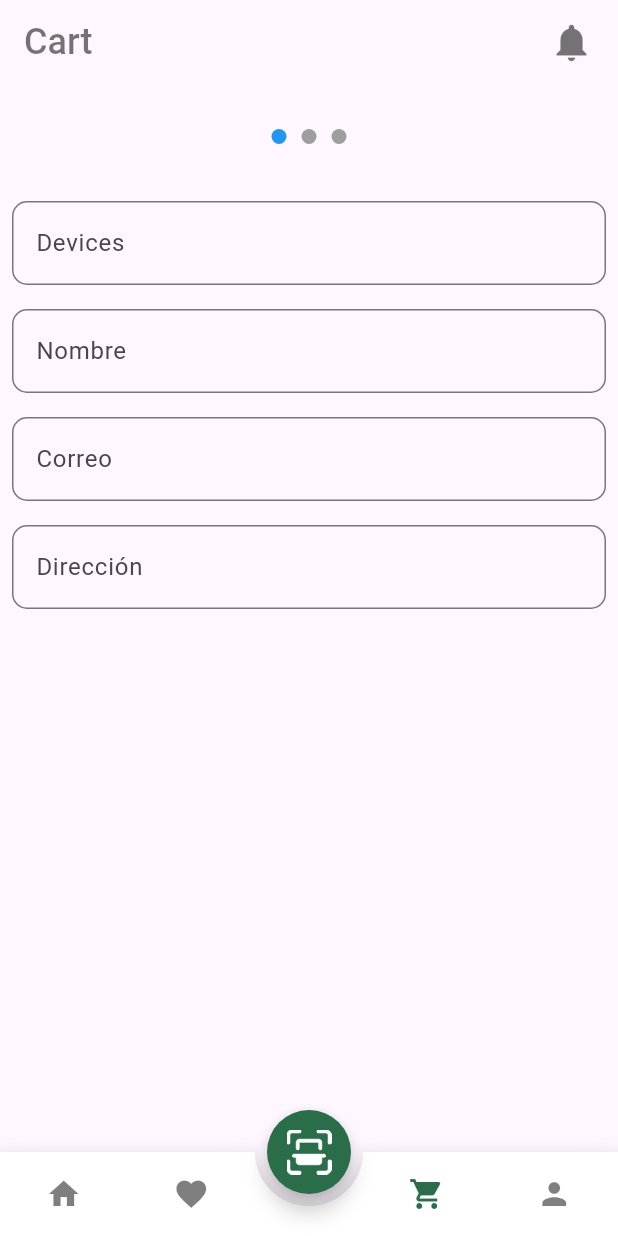
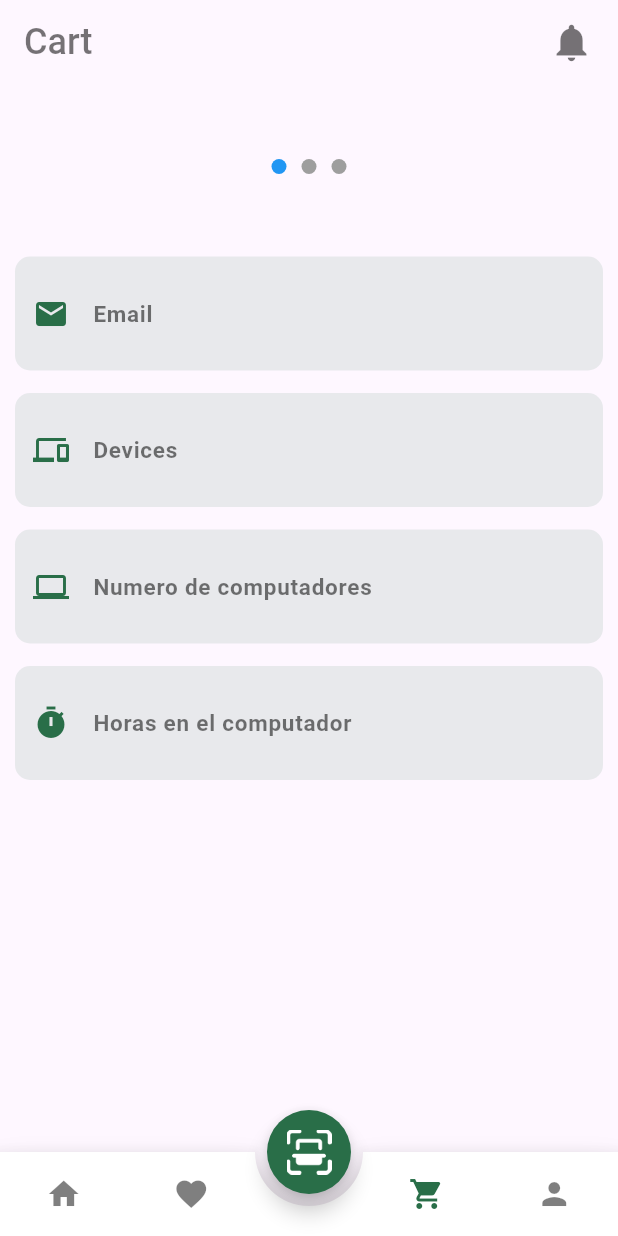
Before and after one commit to Hamle15/SoftwareEnergyApp, a Flutter app: the screen it shows after launch, item 3 of the bottom bar chosen, on a phone screen of 412 x 824 dp. Run offline on Flutter 3.47's test engine with Material 3 defaults, Android fonts, the phone set to English and light mode, and no system bars; our stand-ins replace page_transition.

```diff
--- /dev/null
+++ b/lib/models/form.dart
@@ -0,0 +1,29 @@
+class FormModel {
+  String emailUser = "";
+  String allDevicesNum1 = "";
+  String deskCompNum2 = "";
+  String hoursPerDayDeskComp3 = "";
+  String avgYearsUsageDekComp4 = "";
+  String numberServers5 = "";
+  String avgHoursPerDayUsageServ6 = "";
+  String avgYearsUsageServ7 = "";
+  String numberLaptops8 = "";
+  String avgHoursPerDayUsageLaptop9 = "";
+  String avgYearsUsageLaptop10 = "";
+  String energyConsumedByBranchW11 = "";
+
+  FormModel.fromJson(Map<String, dynamic> json) {
+    emailUser = json["emailUser"] ?? "";
+    allDevicesNum1 = json["allDevicesNum1"] ?? "";
+    deskCompNum2 = json["deskCompNum2"] ?? "";
+    hoursPerDayDeskComp3 = json["hoursPerDayDeskComp3"] ?? "";
+    avgYearsUsageDekComp4 = json["avgYearsUsageDekComp4"] ?? "";
+    numberServers5 = json["numberServers5"] ?? "";
+    avgHoursPerDayUsageServ6 = json["avgHoursPerDayUsageServ6"] ?? "";
+    avgYearsUsageServ7 = json["avgYearsUsageServ7"] ?? "";
+    numberLaptops8 = json["numberLaptops8"] ?? "";
+    avgHoursPerDayUsageLaptop9 = json["avgHoursPerDayUsageLaptop9"] ?? "";
+    avgYearsUsageLaptop10 = json["avgYearsUsageLaptop10"] ?? "";
+    energyConsumedByBranchW11 = json["energyConsumedByBranchW11"] ?? "";
+  }
+}
--- a/lib/ui/pages/cart_page.dart
+++ b/lib/ui/pages/cart_page.dart
@@ -1,8 +1,10 @@
 import 'package:flutter/cupertino.dart';
 import 'package:flutter/material.dart';
+import 'package:flutter/widgets.dart';
+import 'package:integrador/ApiServices/api_form.dart';
 import 'package:integrador/constants.dart';
+import 'package:integrador/models/form.dart';
 import 'package:integrador/ui/pages/widgets/text_field_custom.dart';
-
 
 class DynamicForm extends StatefulWidget {
   @override
@@ -10,27 +12,90 @@ class DynamicForm extends StatefulWidget {
 }
 
 class _DynamicFormState extends State<DynamicForm> {
-
-
   final GlobalKey<FormState> _formKey = GlobalKey<FormState>();
   final PageController _pageController = PageController();
-  List<TextEditingController> controllers = List.generate(4, (index) => TextEditingController());
+  List<TextEditingController> controllers =
+      List.generate(11, (index) => TextEditingController());
   int _currentPage = 0;
-  int _totalPages = 3;
+  final int _totalPages = 3;
 
-  @override
+  final List<IconData> icons = [
+    Icons.email,
+    Icons.devices,
+    Icons.computer,
+    Icons.timer,
+    Icons.history,
+    Icons.sensor_door_rounded,
+    Icons.av_timer,
+    Icons.laptop,
+    Icons.schedule,
+    Icons.update,
+    Icons.energy_savings_leaf,
+    Icons.sync
+  ];
+
+  void _submitForm() async {
+    if (_formKey.currentState!.validate()) {
+      int totalDevices = int.parse(controllers[1].text);
+      int deskCompNum2 = int.parse(controllers[2].text);
+      int numberServers5 = int.parse(controllers[5].text);
+      int numberLaptops8 = int.parse(controllers[8].text);
+
+      int totalSum = deskCompNum2 + numberServers5 + numberLaptops8;
+
+      if (totalSum != totalDevices) {
+        ScaffoldMessenger.of(context).showSnackBar(
+          SnackBar(content: Text('Error: los dispositivos no coinciden')),
+        );
+        return;
+      }
+      Map<String, dynamic> formDataJson = {
+        "emailUser": controllers[0].text,
+        "allDevicesNum1": controllers[1].text,
+        "deskCompNum2": controllers[2].text,
+        "hoursPerDayDeskComp3": controllers[3].text,
+        "avgYearsUsageDekComp4": controllers[4].text,
+        "numberServers5": controllers[5].text,
+        "avgHoursPerDayUsageServ6": controllers[6].text,
+        "avgYearsUsageServ7": controllers[7].text,
+        "numberLaptops8": controllers[8].text,
+        "avgHoursPerDayUsageLaptop9": controllers[9].text,
+        "avgYearsUsageLaptop10": controllers[10].text,
+        "energyConsumedByBranchW11": controllers[11].text
+      };
+
+      FormModel formData = FormModel.fromJson(formDataJson);
+      print(formDataJson);
+
+      await ApiService.sendData(formData).then((_) {
+        ScaffoldMessenger.of(context).showSnackBar(
+          SnackBar(content: Text('Datos enviados correctamente')),
+        );
+      }).catchError((error) {
+        ScaffoldMessenger.of(context).showSnackBar(
+          SnackBar(content: Text('Error al enviar los datos: $error')),
+        );
+      });
+    }
+  }
+
   Widget build(BuildContext context) {
     return Scaffold(
-        body: Center(
-          child: Column(
+      body:
+        Column(
           mainAxisAlignment: MainAxisAlignment.center,
           crossAxisAlignment: CrossAxisAlignment.stretch,
           children: [
-          Row(
+            Padding(
+              padding: const EdgeInsets.only(top: 20),
+              child: Row(
                 mainAxisAlignment: MainAxisAlignment.center,
                 children: List.generate(_totalPages, (index) => buildIndicator(index)),
               ),
+            ),
+            SizedBox(height: 10,),
             Expanded(
+              child: Center(
                 child: Form(
                   key: _formKey,
                   child: PageView.builder(
@@ -41,56 +106,75 @@ class _DynamicFormState extends State<DynamicForm> {
                         _currentPage = page;
                       });
                     }, itemBuilder: (BuildContext context, int index){
-                  return buildPage(index, const Icon(Icons.numbers, color: Colors.grey));
+                    return buildPage(index);
                   },
                   ),
                 ),
               ),
-
+            ),
 
           ],
         ),
-        ),
+
 
     );
   }
 
 
-  Widget buildPage(int pageIndex, Widget prefixIcon) {
-    // Verifica si estamos en la última página del formulario
+  Widget buildPage(int pageIndex) {
     bool isLastPage = pageIndex == (_totalPages - 1);
-    return ListView(
+
+    int startIndex = pageIndex * 4;
+    return  // Centra el contenido del ListView
+      ListView(
+
         children: [
           ...List.generate(
             4,
-              (index) => Padding(
-            padding: EdgeInsets.all(8.0),
+                (index) {
+              if (startIndex + index < controllers.length) {
+                return Padding(
+                  padding: EdgeInsets.only(top: 15,right: 10, left:10),
                     child: TextFormField(
-              controller: controllers[index],
+                      controller: controllers[startIndex + index],
                       decoration: InputDecoration(
-                labelText: getPageLabel(index),
-                hintText: getPageHint(index),
+                        labelText: getPageLabel(startIndex + index),
+                        hintText: getPageHint(startIndex + index),
+                        hintStyle: TextStyle(color: Colors.white),
+                        labelStyle: TextStyle(fontWeight: FontWeight.bold,
+                          fontSize: 15,
+                          color: Constants.blackColor,),
+                        prefixIcon: Icon(icons[startIndex + index], color: Constants.primaryColor,),
+                        filled: true,
+                        fillColor: Constants.primaryColor.withOpacity(.1),
                         border: OutlineInputBorder(
                           borderRadius: BorderRadius.circular(10.0),
+                          borderSide: BorderSide.none
+                        ),
+                        contentPadding: EdgeInsets.symmetric(vertical: 26.0, horizontal: 12.0),
+
                       ),
                     ),
+
+                );
+              } else {
+                return Container();
+              }
+            },
           ),
-          ),
-        ),
-        // Agrega el botón "Enviar" solo en la última página
           if (isLastPage)
             Padding(
               padding: const EdgeInsets.all(8.0),
               child: ElevatedButton(
-              onPressed: () {
-                _calculateTotalDevices;
-              },
+                onPressed: _submitForm,
                 child: Text('Enviar'),
               ),
             ),
         ],
+
     );
   }
+
 
   Widget buildIndicator(int index) {
     return Container(
@@ -101,16 +185,32 @@ class _DynamicFormState extends State<DynamicForm> {
         shape: BoxShape.circle,
         color: _currentPage == index ? Colors.blue : Colors.grey,
       ),
-
     );
   }
 
   String getPageHint(int index) {
     Map<int, List<String>> pageHints = {
-      0: ['Número de Teléfono', 'Nombre', 'Correo Electrónico', 'Dirección', 'Ocupación'],
-      1: ['Correo Electrónico', 'Dirección', 'Ocupación', 'Número de Teléfono', 'Nombre'],
-      2: ['Dirección', 'Ocupación', 'Número de Teléfono', 'Nombre', 'Correo Electrónico'],
-
+      0: [
+        'Número de Teléfono',
+        '20',
+        'Correo Electrónico',
+        'Dirección',
+        'Ocupación'
+      ],
+      1: [
+        'Correo Electrónico',
+        'Dirección',
+        'Ocupación',
+        'Número de Teléfono',
+        'Nombre'
+      ],
+      2: [
+        'Dirección',
+        'Ocupación',
+        'Número de Teléfono',
+        'Nombre',
+        'Correo Electrónico'
+      ],
     };
     if (pageHints.containsKey(_currentPage)) {
       List<String> hints = pageHints[_currentPage]!;
@@ -122,9 +222,19 @@ class _DynamicFormState extends State<DynamicForm> {
 
   String getPageLabel(int index) {
     Map<int, List<String>> pageLabels = {
-      0: ['Devices', 'Nombre', 'Correo', 'Dirección'],
-      1: ['Devices2', 'Dirección', 'Ocupación', 'Teléfono'],
-      2: ['devices3', 'Ocupación', 'Teléfono', 'Nombre'],
+      0: ['Email', 'Devices', 'Numero de computadores', 'Horas en el computador'],
+      1: [
+        'Tiempo promedio de años de los computadores',
+        'Numero de servers',
+        'Horas en los servers',
+        'Tiempo promedio de años en de los severs'
+      ],
+      2: [
+        'Numero de laptops',
+        'Horas en las laptops',
+        'Timpo promedio de añs en las laptops',
+        'Energia usada total'
+      ],
     };
     if (pageLabels.containsKey(_currentPage)) {
       List<String> labels = pageLabels[_currentPage]!;
@@ -133,18 +243,4 @@ class _DynamicFormState extends State<DynamicForm> {
       return '';
     }
   }
-
-  void _calculateTotalDevices() {
-    int totalDevices = int.parse(controllers[0].text);
-    int deskCompNum2 = int.parse(controllers[1].text);
-    int numberServers5 = int.parse(controllers[4].text);
-    int numberLaptops8 = int.parse(controllers[7].text);
-
-    int totalSum = totalDevices + deskCompNum2 + numberServers5 + numberLaptops8;
-
-    if(totalSum != totalDevices){
-      print("Error los dispotivos no coiciden");
 }
-    print('El total de dispositivos es: $totalSum');
-  }
-}
--- a/pubspec.yaml
+++ b/pubspec.yaml
@@ -39,6 +39,7 @@ dependencies:
   page_transition: ^2.1.0
   share: ^2.0.4
   provider: ^6.1.2
+  http: ^0.13.3
 
 dev_dependencies:
   flutter_test:
```
Also changed, not shown: lib/ApiServices/api_form.dart (added, +34 -0 lines), pubspec.lock. Lines whose indentation alone changed are shown as unchanged.
